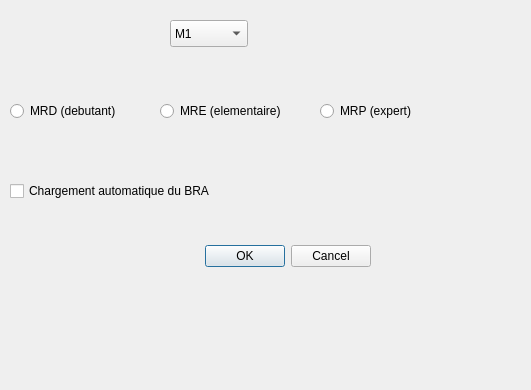
Above: src/OPERA_dialog_base.ui from azarz/OPERA before the change. Below: the same form after it.
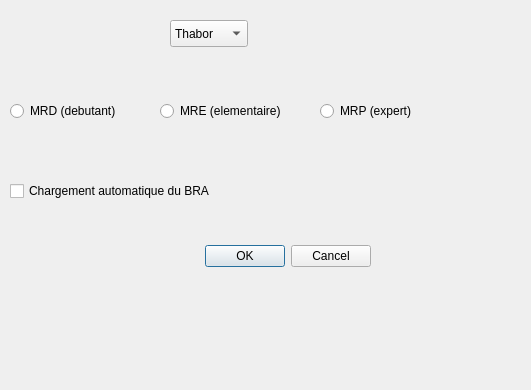
That is the form after the change.

Patch:
```diff
--- a/src/OPERA_dialog_base.ui
+++ b/src/OPERA_dialog_base.ui
@@ -101,12 +101,7 @@
    </property>
    <item>
     <property name="text">
-     <string>M1</string>
-    </property>
-   </item>
-   <item>
-    <property name="text">
-     <string>M2</string>
+     <string>Thabor</string>
     </property>
    </item>
   </widget>
```
Left out of the diff: 2 changed lines with no effect on the pictures.
